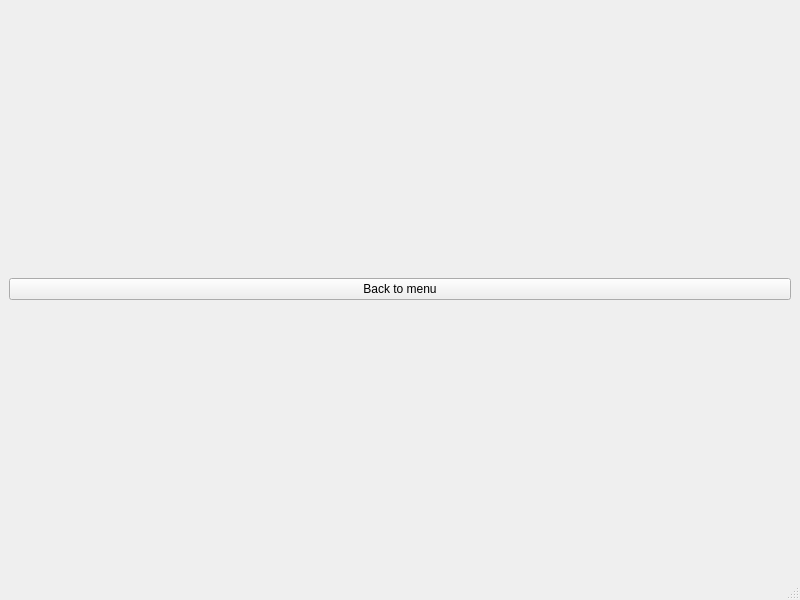
Qt form arrhythmia/interface/resources/explore.ui (tomsoonn/arrhythmia-prediction) before a commit.
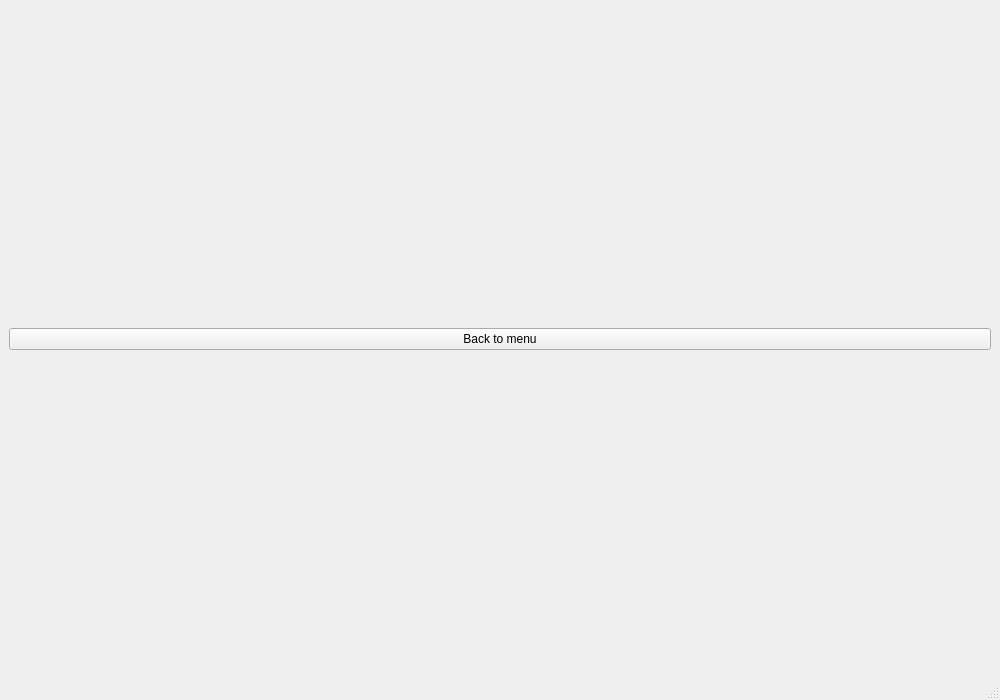
The same form after that commit.

Patch:
```diff
--- a/arrhythmia/interface/resources/explore.ui
+++ b/arrhythmia/interface/resources/explore.ui
@@ -6,8 +6,8 @@
    <rect>
     <x>0</x>
     <y>0</y>
-    <width>800</width>
-    <height>600</height>
+    <width>1000</width>
+    <height>700</height>
    </rect>
   </property>
   <property name="windowTitle">
```
Left out of the diff: 2 changed lines with no effect on the pictures.
